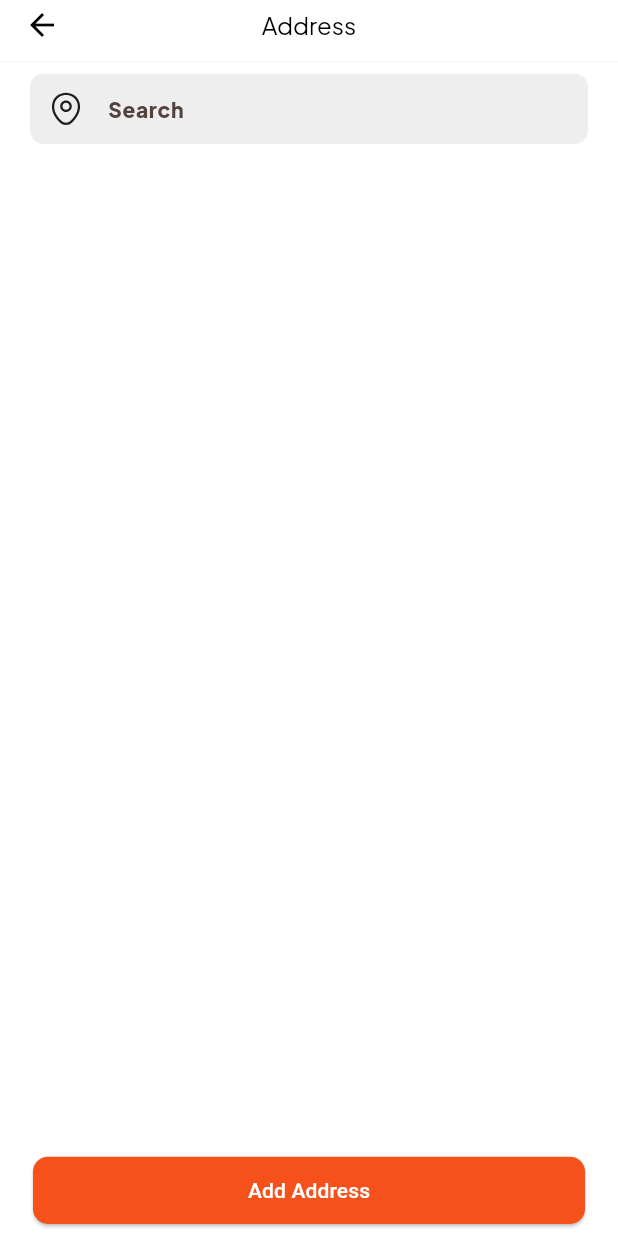
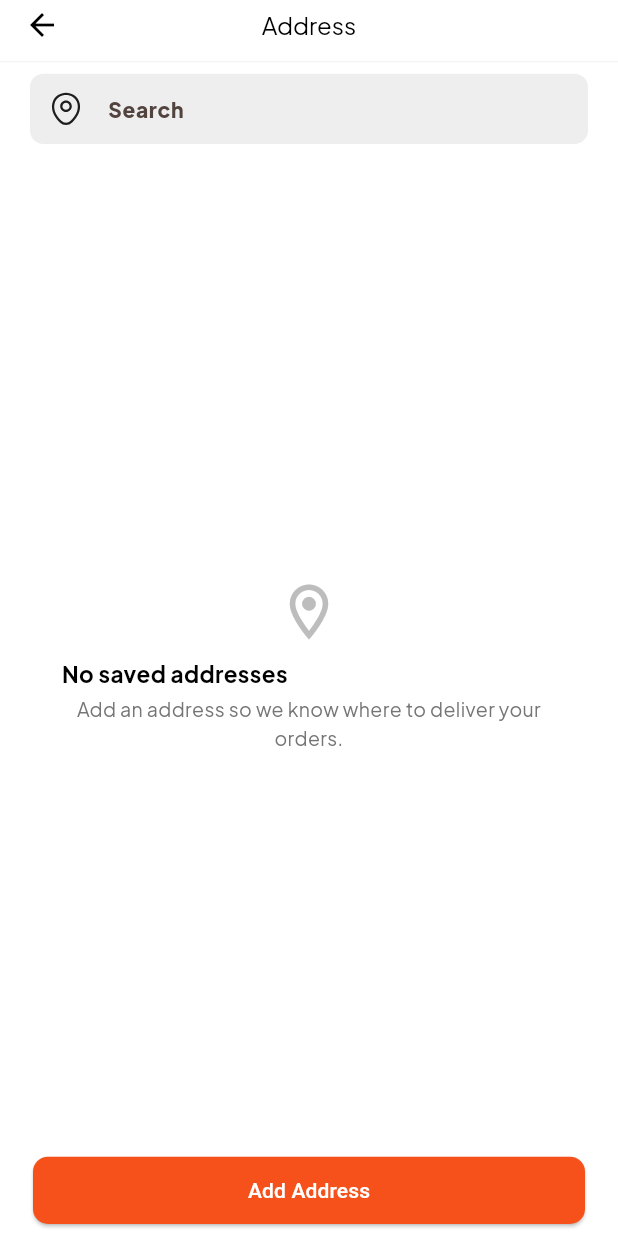
Before and after one commit to Chop-chop-Afrika/chop-chop-mobile, a Flutter app: the Addresses screen opened directly, on a phone screen of 412 x 824 dp. Run offline on Flutter 3.47's test engine with Material 3 defaults, Android fonts, the phone set to English and light mode, and no system bars; our stand-ins replace carousel_slider, connectivity_plus, firebase_core, firebase_messaging, flutter_easyloading, flutter_image_compress and 16 more; missing offline and left inert: flutter_email_sender, flutter_google_places_sdk, phone_numbers_parser, phone_text_field, staggered_grid_view_flutter; accounts and stored records are empty; project files that could hold a hidden picture were left out.

Commit message:
Fix search, the cart left behind after payment, and missing loading states
Search was broken in two ways. /user/search now returns a paginated
object ({record, currentPage, ...}) but both search models still treated
data as a list, so forEach hit Map.forEach and threw
"(dynamic) => Null is not a subtype of (String, dynamic) => void".
Clearing the field then crashed separately: it fired a search for an
empty query, whose response has no data, and `details.data!` threw a
null check. Both models now accept either shape, an empty query clears
locally without calling the API, queries are URL-encoded, and keystrokes
are debounced rather than firing one request per letter.

Paying for an order left it sitting in My Cart. Nothing refetched the
cart afterwards, and because checkout pays against the orderId the cart
hands it, a stale cart meant the next order paid against the previous
order's id — which is why a second identical order replaced the first
instead of appearing alongside it. Confirmed against the API that the
backend does clear the cart on payment, so this was entirely client
side. Checkout and the cart tab now refetch.

Loading states: the providers only tracked pagination, so a first load
was indistinguishable from an empty result and each screen guessed
differently. Vendors spun forever when there were genuinely no vendors
nearby (and hid the app bar while doing it); the vendor grid said
"No items" while still fetching them. Added first-load flags to nine
StoreProvider methods and getAllAddresses, all reset in a finally, and a
shared AsyncContent widget that separates loading, empty and content.
Applied to vendors, the vendor grid, vendor details, home, both search
tabs, addresses and ticket history.

Also fixes a crash: vendor details did categories!.length, which threw
whenever the category request had not finished — the normal case on
first open — and hardens six more `details.data!` unwraps in
StoreProvider that would fail the same way on an unexpected payload.

```diff
--- a/lib/Pages/home page/home direct/search_products.dart
+++ b/lib/Pages/home page/home direct/search_products.dart
@@ -34,6 +34,9 @@ class _SearchProductsState extends State<SearchProducts> {
         builder: (context,store,child) {
           final itemDetails = store.searchProducts;
 
+          if (store.loadingSearch && itemDetails.isEmpty) {
+            return const Center(child: CircularProgressIndicator());
+          }
           if (itemDetails.isEmpty) {
             return Center(child:Text('Search For Products',
               style: TextStyle(
--- a/lib/Pages/home page/profile direct/addresses.dart
+++ b/lib/Pages/home page/profile direct/addresses.dart
@@ -2,6 +2,7 @@ import 'package:chop_chop_africa/Pages/Delivery/select_delivery_address.dart';
 import 'package:chop_chop_africa/Pages/home%20page/profile%20direct/new_address.dart';
 import 'package:chop_chop_africa/backend/address_provider.dart';
 import 'package:chop_chop_africa/utility/sizes.dart';
+import 'package:chop_chop_africa/custom%20widgets/async_content.dart';
 import 'package:flutter/material.dart';
 import 'package:flutter_easyloading/flutter_easyloading.dart';
 import 'package:flutter_svg/svg.dart';
@@ -87,7 +88,14 @@ class _AddressesState extends State<Addresses> {
                 )
               ),
             ),
-            body: Padding(
+            body: AsyncContent(
+              loading: address.loadingAddresses && address.addressList.isEmpty,
+              isEmpty: address.addressList.isEmpty,
+              emptyTitle: 'No saved addresses',
+              emptyMessage:
+                  'Add an address so we know where to deliver your orders.',
+              emptyIcon: Icons.location_on_outlined,
+              builder: (context) => Padding(
               padding: const EdgeInsets.symmetric(horizontal: 20.0),
               child: ListView.builder(
                   itemCount: address.addressList.length,
@@ -139,6 +147,7 @@ class _AddressesState extends State<Addresses> {
                   }
               ),
             ),
+            ),
             persistentFooterButtons: [
               Padding(
                 padding: const EdgeInsets.symmetric(horizontal: 14.0),
--- a/lib/Pages/home page/support_direct/ticket_history.dart
+++ b/lib/Pages/home page/support_direct/ticket_history.dart
@@ -137,6 +137,9 @@ class _TicketHistoryState extends State<TicketHistory> {
                     final allTickets = supportProvider.userTicketsList;
                     final tickets = allTickets.take(5).toList();
 
+                    if (supportProvider.isLoadingMoreTickets && tickets.isEmpty) {
+                      return const Center(child: CircularProgressIndicator());
+                    }
                     if (tickets.isEmpty) {
                       return Center(
                         child: Text(
--- /dev/null
+++ b/lib/custom widgets/async_content.dart
@@ -0,0 +1,126 @@
+import 'package:chop_chop_africa/utility/sizes.dart';
+import 'package:flutter/material.dart';
+
+import '../utility/iacolors.dart';
+import '../utility/uiutils.dart';
+
+/// Renders the three states a fetched list can be in, so screens stop showing
+/// a blank page while a request is still running.
+///
+/// The distinction that matters is [loading] versus genuinely empty: before
+/// this, a screen mid-fetch and a screen with no results looked identical.
+class AsyncContent extends StatelessWidget {
+  final bool loading;
+  final bool isEmpty;
+
+  /// Built only when there is something to show.
+  final WidgetBuilder builder;
+
+  final String emptyTitle;
+  final String? emptyMessage;
+  final IconData emptyIcon;
+
+  /// Shown instead of a spinner on first load, when a list skeleton reads
+  /// better than a lone circle.
+  final Widget? loadingPlaceholder;
+
+  const AsyncContent({
+    super.key,
+    required this.loading,
+    required this.isEmpty,
+    required this.builder,
+    this.emptyTitle = 'Nothing here yet',
+    this.emptyMessage,
+    this.emptyIcon = Icons.inbox_outlined,
+    this.loadingPlaceholder,
+  });
+
+  @override
+  Widget build(BuildContext context) {
+    // Only show the spinner when there is nothing to show underneath it;
+    // a background refresh over existing content should not blank the screen.
+    if (loading && isEmpty) {
+      return loadingPlaceholder ??
+          Center(
+            child: CircularProgressIndicator(
+              strokeWidth: 2.5,
+              color: IAColors.primary,
+            ),
+          );
+    }
+    if (isEmpty) return _empty(context);
+    return builder(context);
+  }
+
+  Widget _empty(BuildContext context) => Center(
+        child: Padding(
+          padding: EdgeInsets.symmetric(horizontal: 10.pW, vertical: 4.pH),
+          child: Column(
+            mainAxisSize: MainAxisSize.min,
+            children: [
+              Icon(emptyIcon, size: 44, color: Colors.grey.shade400),
+              1.gap,
+              UiUtils.subTitles(emptyTitle, 15),
+              if (emptyMessage != null) ...[
+                0.5.gap,
+                Text(
+                  emptyMessage!,
+                  textAlign: TextAlign.center,
+                  style: TextStyle(fontSize: 13, color: Colors.grey.shade600),
+                ),
+              ],
+            ],
+          ),
+        ),
+      );
+}
+
+/// A grey block that stands in for content while it loads. Several lists use
+/// cards, and a few of these read better than a single spinner.
+class SkeletonBox extends StatelessWidget {
+  final double height;
+  final double? width;
+  final EdgeInsets margin;
+  final double radius;
+
+  const SkeletonBox({
+    super.key,
+    required this.height,
+    this.width,
+    this.margin = const EdgeInsets.only(bottom: 12),
+    this.radius = 8,
+  });
+
+  @override
+  Widget build(BuildContext context) => Container(
+        height: height,
+        width: width ?? double.infinity,
+        margin: margin,
+        decoration: BoxDecoration(
+          color: Colors.grey.shade200,
+          borderRadius: BorderRadius.circular(radius),
+        ),
+      );
+}
+
+/// A column of [SkeletonBox] rows, for list screens.
+class SkeletonList extends StatelessWidget {
+  final int count;
+  final double itemHeight;
+  final EdgeInsets padding;
+
+  const SkeletonList({
+    super.key,
+    this.count = 5,
+    this.itemHeight = 72,
+    this.padding = const EdgeInsets.symmetric(horizontal: 16, vertical: 12),
+  });
+
+  @override
+  Widget build(BuildContext context) => ListView(
+        padding: padding,
+        children: [
+          for (int i = 0; i < count; i++) SkeletonBox(height: itemHeight),
+        ],
+      );
+}
```
Also changed, not shown: lib/Pages/home page/home direct/home.dart (+26 -3 lines), lib/Pages/home page/home direct/search_page.dart (+34 -5 lines), lib/Pages/home page/home direct/search_stores.dart (+11 -7 lines), lib/Pages/home page/home direct/vendor_detail.dart (+22 -2 lines), lib/Pages/home page/home direct/vendor_grid.dart (+12 -4 lines), lib/Pages/home page/home direct/vendors.dart (+15 -4 lines), lib/Pages/home page/order_direct/checkout.dart (+7 -1 lines), lib/Pages/home page/order_direct/my_cart.dart (+10 -1 lines), lib/backend/address_provider.dart (+9 -0 lines), lib/backend/models/search_product_model.dart (+19 -5 lines), lib/backend/models/search_store_model.dart (+19 -5 lines), lib/backend/store_provider.dart (+96 -9 lines).
